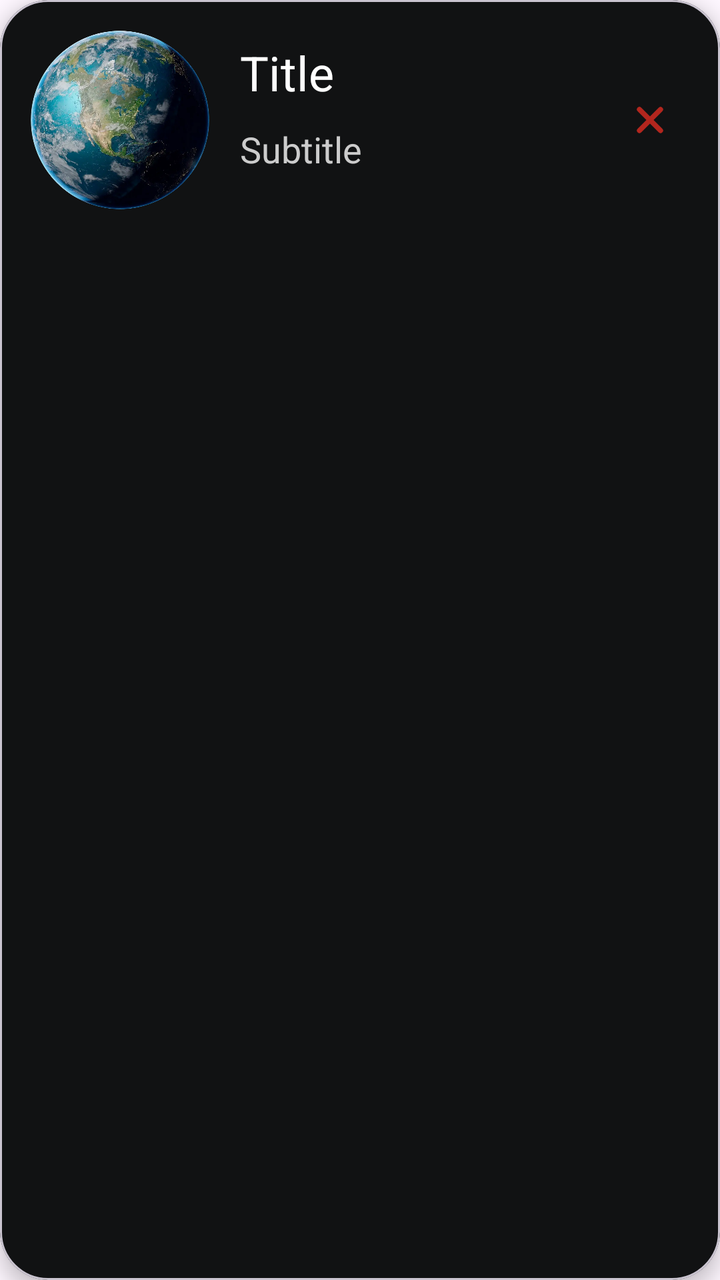
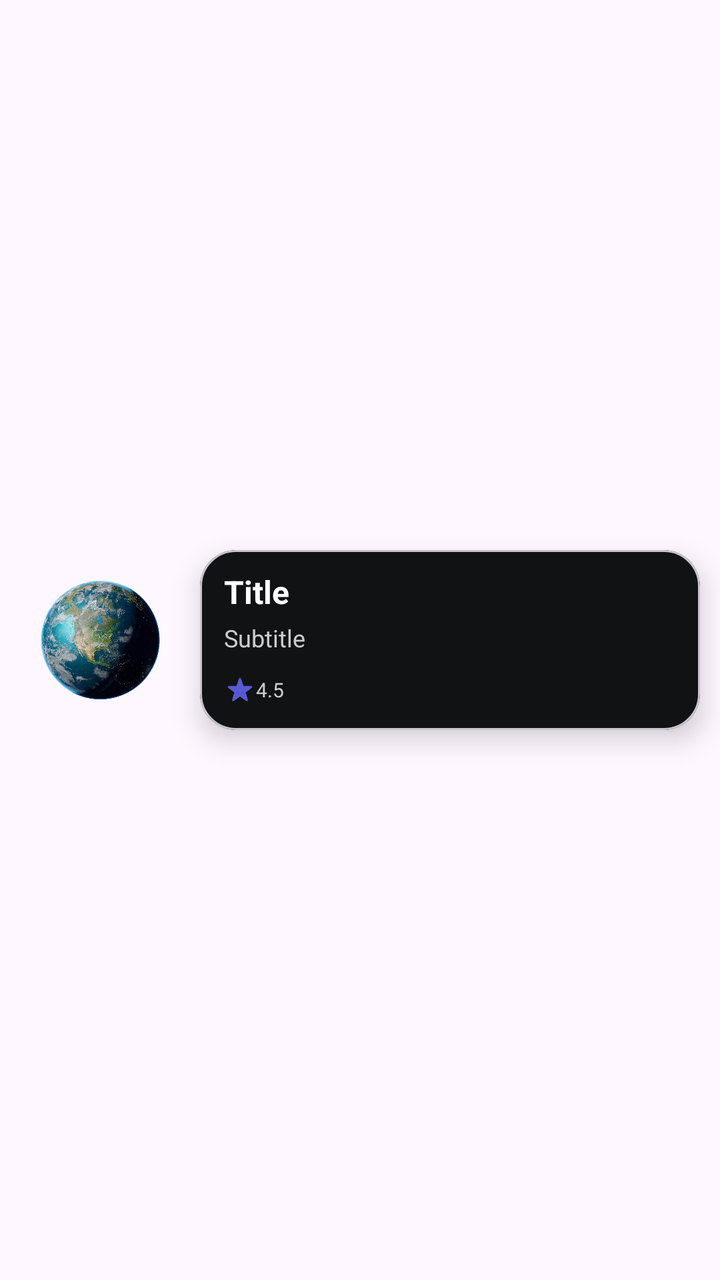

Screens rendered from an Android XML layout before and after an edit, with the pre-edit source and the edit as a unified diff.
<!-- AndroidManifest.xml: application theme Theme.SpaceAdvisor -->
<!-- res/layout/item_trip_destination.xml -->
<?xml version="1.0" encoding="utf-8"?>
<com.google.android.material.card.MaterialCardView xmlns:android="http://schemas.android.com/apk/res/android"
    xmlns:app="http://schemas.android.com/apk/res-auto"
    android:layout_width="match_parent"
    android:layout_height="wrap_content"
    android:layout_margin="10dp"
    android:backgroundTint="@color/colorBackground"
    app:cardCornerRadius="24dp"
    app:cardElevation="6dp">

    <androidx.appcompat.widget.LinearLayoutCompat
        android:layout_width="match_parent"
        android:layout_height="wrap_content"
        android:orientation="horizontal">

        <com.google.android.material.imageview.ShapeableImageView
            android:id="@+id/destination_image_item"
            android:layout_width="120dp"
            android:layout_height="120dp"
            android:scaleType="centerCrop"
            android:src="@drawable/pic_profile" />

        <LinearLayout
            android:layout_width="match_parent"
            android:layout_height="wrap_content"
            android:layout_marginVertical="20dp"
            android:layout_marginEnd="20dp"
            android:layout_weight="1"
            android:orientation="vertical">

            <TextView
                android:id="@+id/destination_title_item"
                android:layout_width="wrap_content"
                android:layout_height="wrap_content"
                android:layout_marginBottom="10dp"
                android:text="Title"
                android:textColor="@color/textPrimary"
                android:textSize="24sp" />

            <TextView
                android:id="@+id/destination_subtitle_item"
                android:layout_width="wrap_content"
                android:layout_height="wrap_content"
                android:layout_marginBottom="10dp"
                android:text="Subtitle"
                android:textColor="@color/textQuaternary"
                android:textSize="18sp" />

        </LinearLayout>


        <com.google.android.material.button.MaterialButton
            android:id="@+id/remove_dest_btn"
            style="@style/Widget.Material3.Button.Icon"
            android:layout_width="50dp"
            android:layout_height="wrap_content"
            android:layout_gravity="center_vertical"
            android:layout_marginEnd="10dp"
            android:backgroundTint="@color/transparent"
            app:icon="@drawable/ic_close"
            app:iconGravity="textEnd"
            app:iconSize="20dp"
            app:iconTint="@color/red_muted" />
    </androidx.appcompat.widget.LinearLayoutCompat>


</com.google.android.material.card.MaterialCardView>
<!-- resources referenced by this layout -->
<resources>
  <color name="colorBackground">@color/deep_black</color>
  <color name="red_muted">#B3261E</color>
  <color name="textPrimary">@color/white</color>
  <color name="textQuaternary">@color/gray_light</color>
  <color name="transparent">#00000000</color>
  <!-- drawable ic_close (drawable) -->
  <?xml version="1.0" encoding="utf-8"?>
  <vector xmlns:android="http://schemas.android.com/apk/res/android"
      android:width="1024dp"
      android:height="1024dp"
      android:viewportWidth="1024"
      android:viewportHeight="1024">
  
      <path
          android:fillColor="#000000"
          android:pathData="M195.2 195.2a64 64 0 0 1 90.496 0L512 421.504 738.304 195.2a64 64 0 0 1 90.496 90.496L602.496 512 828.8 738.304a64 64 0 0 1-90.496 90.496L512 602.496 285.696 828.8a64 64 0 0 1-90.496-90.496L421.504 512 195.2 285.696a64 64 0 0 1 0-90.496z" />
  </vector>
  <!-- drawable pic_profile: webp bitmap (drawable, 94844 bytes) -->
  <style name="Theme.SpaceAdvisor" parent="Base.Theme.SpaceAdvisor" />
  <color name="deep_black">#111213</color>
  <color name="white">#FFFFFFFF</color>
  <color name="gray_light">#CCCCCC</color>
  <style name="Base.Theme.SpaceAdvisor" parent="Theme.Material3.DayNight.NoActionBar">
          
      </style>
</resources>

<!-- the commit's change to res/layout/item_trip_destination.xml (unified diff, before → after) -->
@@ -1,67 +1,193 @@
 <?xml version="1.0" encoding="utf-8"?>
-<com.google.android.material.card.MaterialCardView xmlns:android="http://schemas.android.com/apk/res/android"
+<androidx.constraintlayout.widget.ConstraintLayout xmlns:android="http://schemas.android.com/apk/res/android"
     xmlns:app="http://schemas.android.com/apk/res-auto"
     android:layout_width="match_parent"
-    android:layout_height="wrap_content"
-    android:layout_margin="10dp"
-    android:backgroundTint="@color/colorBackground"
-    app:cardCornerRadius="24dp"
-    app:cardElevation="6dp">
+    android:layout_height="wrap_content">
 
-    <androidx.appcompat.widget.LinearLayoutCompat
-        android:layout_width="match_parent"
-        android:layout_height="wrap_content"
-        android:orientation="horizontal">
+    
+    
+    
+    
+    
+    
+    
+    
+    
 
-        <com.google.android.material.imageview.ShapeableImageView
-            android:id="@+id/destination_image_item"
-            android:layout_width="120dp"
-            android:layout_height="120dp"
+    
+    
+    
+    
+    
+    
+    
+    
+    
+
+    
+    <FrameLayout
+        android:id="@+id/delete_background"
+        android:layout_width="0dp"
+        android:layout_height="0dp"
+        android:layout_margin="6dp"
+        android:background="@drawable/custom_text_black_background_stroke"
+        android:backgroundTint="@color/red_muted"
+        app:layout_constraintBottom_toBottomOf="@id/card_container"
+        app:layout_constraintEnd_toEndOf="@id/card_container"
+        app:layout_constraintStart_toStartOf="@id/card_container"
+        app:layout_constraintTop_toTopOf="@id/card_container">
+
+        <ImageView
+            android:layout_width="24dp"
+            android:layout_height="24dp"
+            android:layout_gravity="center_vertical|end"
+            android:layout_marginEnd="20dp"
+            android:src="@drawable/ic_trash"
+            app:tint="@color/white" />
+    </FrameLayout>
+
+    <com.google.android.material.card.MaterialCardView
+        android:id="@+id/trip_dest_image_card"
+        android:layout_width="80dp"
+        android:layout_height="80dp"
+        android:layout_marginStart="10dp"
+        android:backgroundTint="@color/transparent"
+        app:layout_constraintBottom_toBottomOf="parent"
+        app:layout_constraintEnd_toStartOf="@id/card_container"
+        app:layout_constraintStart_toStartOf="parent"
+        app:layout_constraintTop_toTopOf="parent"
+        app:strokeWidth="0dp">
+
+        <ImageView
+            android:id="@+id/trip_destination_image"
+            android:layout_width="match_parent"
+            android:layout_height="match_parent"
+            android:clickable="true"
+            android:focusable="true"
             android:scaleType="centerCrop"
             android:src="@drawable/pic_profile" />
 
-        <LinearLayout
+    </com.google.android.material.card.MaterialCardView>
+
+    <com.google.android.material.card.MaterialCardView
+        android:id="@+id/card_container"
+        android:layout_width="0dp"
+        android:layout_height="wrap_content"
+        android:layout_margin="10dp"
+        android:backgroundTint="@color/colorBackground"
+        app:cardCornerRadius="18dp"
+        app:cardElevation="8dp"
+        app:layout_constraintBottom_toBottomOf="parent"
+        app:layout_constraintEnd_toEndOf="parent"
+        app:layout_constraintStart_toEndOf="@id/trip_dest_image_card"
+        app:layout_constraintTop_toTopOf="parent">
+
+        <androidx.appcompat.widget.LinearLayoutCompat
             android:layout_width="match_parent"
             android:layout_height="wrap_content"
-            android:layout_marginVertical="20dp"
-            android:layout_marginEnd="20dp"
-            android:layout_weight="1"
-            android:orientation="vertical">
+            android:orientation="horizontal">
 
-            <TextView
-                android:id="@+id/destination_title_item"
-                android:layout_width="wrap_content"
+            <LinearLayout
+                android:layout_width="match_parent"
                 android:layout_height="wrap_content"
-                android:layout_marginBottom="10dp"
-                android:text="Title"
-                android:textColor="@color/textPrimary"
-                android:textSize="24sp" />
+                android:layout_marginHorizontal="12dp"
+                android:layout_marginVertical="10dp"
+                android:orientation="vertical">
 
-            <TextView
-                android:id="@+id/destination_subtitle_item"
-                android:layout_width="wrap_content"
-                android:layout_height="wrap_content"
-                android:layout_marginBottom="10dp"
-                android:text="Subtitle"
-                android:textColor="@color/textQuaternary"
-                android:textSize="18sp" />
+                <TextView
+                    android:id="@+id/trip_destination_title"
+                    android:layout_width="match_parent"
+                    android:layout_height="wrap_content"
+                    android:text="Title"
+                    android:textColor="@color/textPrimary"
+                    android:textSize="16sp"
+                    android:textStyle="bold" />
 
-        </LinearLayout>
+                <TextView
+                    android:id="@+id/trip_destination_subtitle"
+                    android:layout_width="match_parent"
+                    android:layout_height="wrap_content"
+                    android:layout_marginVertical="4dp"
+                    android:text="Subtitle"
+                    android:textColor="@color/textQuaternary"
+                    android:textSize="12sp" />
 
+                
+                
+                
+                
+                
 
-        <com.google.android.material.button.MaterialButton
-            android:id="@+id/remove_dest_btn"
-            style="@style/Widget.Material3.Button.Icon"
-            android:layout_width="50dp"
-            android:layout_height="wrap_content"
-            android:layout_gravity="center_vertical"
-            android:layout_marginEnd="10dp"
-            android:backgroundTint="@color/transparent"
-            app:icon="@drawable/ic_close"
-            app:iconGravity="textEnd"
-            app:iconSize="20dp"
-            app:iconTint="@color/red_muted" />
-    </androidx.appcompat.widget.LinearLayoutCompat>
+                
+                
+                
+                
+                
+                
 
+                
+                
+                
+                
+                
+                
+                
+                
+                
+                
 
-</com.google.android.material.card.MaterialCardView>
+                
+                
+                
+                
+                
+                
+                
+                
+                
+
+                
+
+                <LinearLayout
+                    android:layout_width="wrap_content"
+                    android:layout_height="wrap_content"
+                    android:layout_marginTop="4dp"
+                    android:gravity="center_vertical"
+                    android:orientation="horizontal">
+
+                    <ImageView
+                        android:layout_width="16dp"
+                        android:layout_height="16dp"
+                        android:src="@drawable/ic_rating_star_filled" />
+
+                    <TextView
+                        android:id="@+id/trip_destination_rating"
+                        android:layout_width="wrap_content"
+                        android:layout_height="wrap_content"
+                        android:text="4.5"
+                        android:textColor="@color/textQuaternary"
+                        android:textSize="10sp" />
+
+                    <View
+                        android:layout_width="20dp"
+                        android:layout_height="20dp" />
+
+                    <LinearLayout
+                        android:id="@+id/trip_dest_difficulty_container"
+                        android:layout_width="wrap_content"
+                        android:layout_height="wrap_content"
+                        android:layout_gravity="center_vertical"
+                        android:gravity="start"
+                        android:orientation="horizontal"
+                        android:padding="4dp">
+
+                    </LinearLayout>
+                </LinearLayout>
+
+            </LinearLayout>
+
+        </androidx.appcompat.widget.LinearLayoutCompat>
+
+    </com.google.android.material.card.MaterialCardView>
+
+</androidx.constraintlayout.widget.ConstraintLayout>
<!-- resource entries referenced after the edit -->
@@ -5,22 +5,40 @@
   <color name="textPrimary">@color/white</color>
   <color name="textQuaternary">@color/gray_light</color>
   <color name="transparent">#00000000</color>
-  <!-- drawable ic_close (drawable) -->
-  <?xml version="1.0" encoding="utf-8"?>
-  <vector xmlns:android="http://schemas.android.com/apk/res/android"
-      android:width="1024dp"
-      android:height="1024dp"
-      android:viewportWidth="1024"
-      android:viewportHeight="1024">
-  
-      <path
-          android:fillColor="#000000"
-          android:pathData="M195.2 195.2a64 64 0 0 1 90.496 0L512 421.504 738.304 195.2a64 64 0 0 1 90.496 90.496L602.496 512 828.8 738.304a64 64 0 0 1-90.496 90.496L512 602.496 285.696 828.8a64 64 0 0 1-90.496-90.496L421.504 512 195.2 285.696a64 64 0 0 1 0-90.496z" />
-  </vector>
   <!-- drawable pic_profile: webp bitmap (drawable, 94844 bytes) -->
   <style name="Theme.SpaceAdvisor" parent="Base.Theme.SpaceAdvisor" />
   <color name="deep_black">#111213</color>
   <color name="white">#FFFFFFFF</color>
+  <!-- drawable custom_text_black_background_stroke (drawable) -->
+  <?xml version="1.0" encoding="utf-8"?>
+  <layer-list xmlns:android="http://schemas.android.com/apk/res/android">
+      <item android:id="@android:id/background">
+          <shape>
+              <corners android:radius="20dp" />
+              <solid android:color="#D9242323"
+                  />
+              <stroke android:color="#D0928888"
+                  android:width="1dp"
+                  />
+          </shape>
+      </item>
+  </layer-list>
+  <!-- drawable ic_rating_star_filled: vector/xml drawable (drawable, 2072 chars, omitted) -->
+  <!-- drawable ic_trash (drawable) -->
+  <?xml version="1.0" encoding="utf-8"?>
+  <vector xmlns:android="http://schemas.android.com/apk/res/android"
+      android:width="24dp"
+      android:height="24dp"
+      android:viewportWidth="24"
+      android:viewportHeight="24">
+  
+      <path
+          android:strokeColor="#000000"
+          android:strokeWidth="2"
+          android:strokeLineJoin="round"
+          android:strokeLineCap="round"
+          android:pathData="M4 6H20M16 6L15.7294 5.18807C15.4671 4.40125 15.3359 4.00784 15.0927 3.71698C14.8779 3.46013 14.6021 3.26132 14.2905 3.13878C13.9376 3 13.523 3 12.6936 3H11.3064C10.477 3 10.0624 3 9.70951 3.13878C9.39792 3.26132 9.12208 3.46013 8.90729 3.71698C8.66405 4.00784 8.53292 4.40125 8.27064 5.18807L8 6M18 6V16.2C18 17.8802 18 18.7202 17.673 19.362C17.3854 19.9265 16.9265 20.3854 16.362 20.673C15.7202 21 14.8802 21 13.2 21H10.8C9.11984 21 8.27976 21 7.63803 20.673C7.07354 20.3854 6.6146 19.9265 6.32698 19.362C6 18.7202 6 17.8802 6 16.2V6M14 10V17M10 10V17" />
+  </vector>
   <color name="gray_light">#CCCCCC</color>
   <style name="Base.Theme.SpaceAdvisor" parent="Theme.Material3.DayNight.NoActionBar">
           
